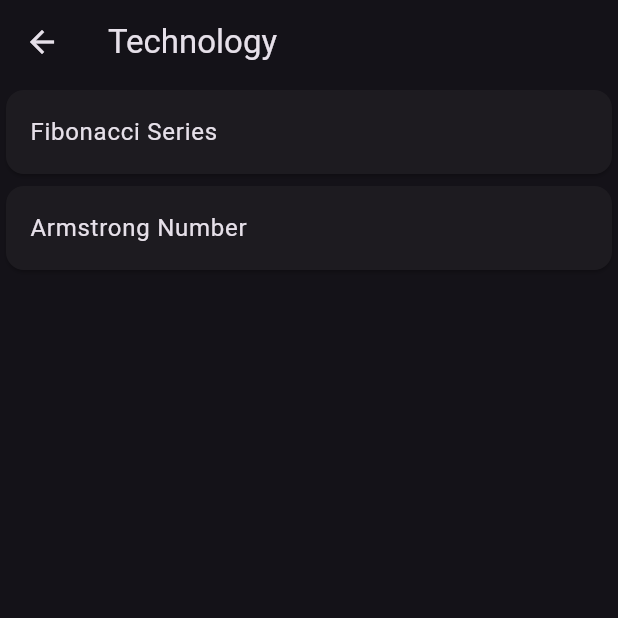
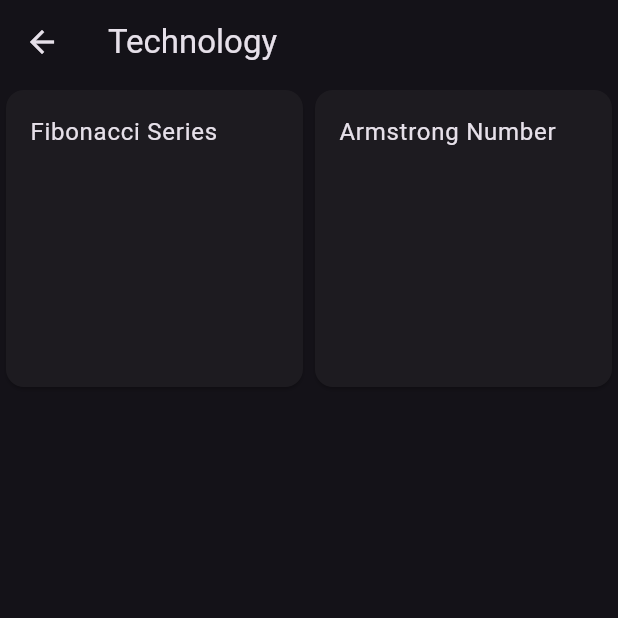
Before and after one commit to MananGandhi1810/BinaryBandits-HnC-2024, a Flutter app: the screen it shows once a user with an empty profile is signed in, after a tap on "Technology", on a phone screen of 412 x 824 dp, the top half of it. Run offline on Flutter 3.47's test engine with Material 3 defaults, Android fonts, the phone set to English and light mode, and no system bars; our stand-ins replace cloud_firestore, dio, firebase_auth, firebase_core, flutter_dotenv, flutter_markdown and 2 more; missing offline and left inert: code_editor; accounts and stored records are empty; Roboto replaces fonts that are missing (Jura).

Commit message:
Added GridView instead of Columns

```diff
--- a/lib/home.dart
+++ b/lib/home.dart
@@ -18,7 +18,10 @@ class _HomePageState extends State<HomePage> {
       appBar: AppBar(
         title: Text('Welcome ${FirebaseAuth.instance.currentUser!.displayName}'),
       ),
-      body: Column(
+      body: GridView(
+        gridDelegate: const SliverGridDelegateWithFixedCrossAxisCount(
+          crossAxisCount: 2,
+        ),
         children: [
           Card(
             child: ListTile(
--- a/lib/science_home.dart
+++ b/lib/science_home.dart
@@ -14,7 +14,10 @@ class _ScienceHomeState extends State<ScienceHome> {
       appBar: AppBar(
         title: Text('Science Home'),
       ),
-      body: Column(
+      body: GridView(
+        gridDelegate: const SliverGridDelegateWithFixedCrossAxisCount(
+          crossAxisCount: 2,
+        ),
         children: [
           Card(
             child: ListTile(
--- a/lib/tech_home.dart
+++ b/lib/tech_home.dart
@@ -5,6 +5,7 @@ import 'package:code_editor/code_editor.dart';
 import 'package:dio/dio.dart';
 import 'package:firebase_auth/firebase_auth.dart';
 import 'package:flutter/material.dart';
+
 class Tech_Home extends StatefulWidget {
   const Tech_Home({super.key});
 
@@ -17,27 +18,27 @@ class _Tech_HomeState extends State<Tech_Home> {
   Widget build(BuildContext context) {
     return Scaffold(
       appBar: AppBar(
-        title:  Text('Technology'),
+        title: Text('Technology'),
       ),
-      body: Column(
+      body: GridView(
+        gridDelegate: const SliverGridDelegateWithFixedCrossAxisCount(
+          crossAxisCount: 2,
+        ),
         children: [
-
           Card(
             child: ListTile(
-              onTap: (){
-                Navigator.push(context, MaterialPageRoute(builder: (context)=>Fibonacci()));
+              onTap: () {
+                Navigator.push(context,
+                    MaterialPageRoute(builder: (context) => Fibonacci()));
               },
               title: Text('Fibonacci Series'),
             ),
           ),
           Card(
             child: ListTile(
-
               title: Text('Armstrong Number'),
-
             ),
           ),
-
         ],
       ),
     );
```
